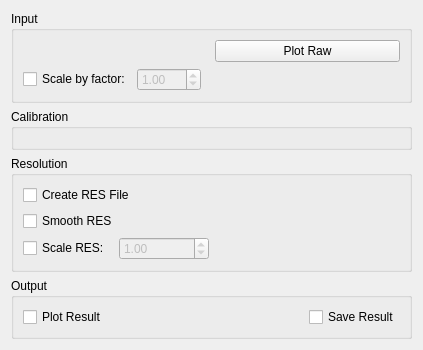
Above: Code/Mantid/MantidQt/CustomInterfaces/inc/MantidQtCustomInterfaces/Indirect/ISISCalibration.ui from mantidproject/mantid before the change. Below: the same form after it.
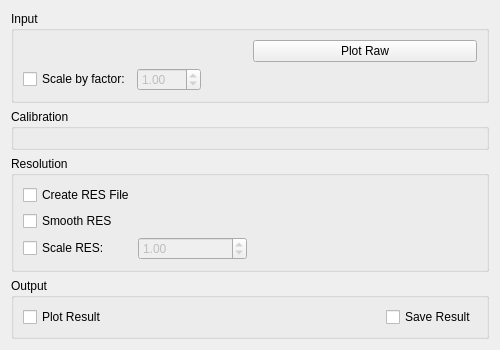
That is the form after the change. Custom widgets are drawn as their Qt base class.

Commit message:
Fix some UI issues with documentation
Having the tabs less than 500px wide would be useless most of the time
anyway.

Refs #11158

Patch:
```diff
--- a/Code/Mantid/MantidQt/CustomInterfaces/inc/MantidQtCustomInterfaces/Indirect/ISISCalibration.ui
+++ b/Code/Mantid/MantidQt/CustomInterfaces/inc/MantidQtCustomInterfaces/Indirect/ISISCalibration.ui
@@ -6,10 +6,16 @@
    <rect>
     <x>0</x>
     <y>0</y>
-    <width>423</width>
+    <width>500</width>
     <height>339</height>
    </rect>
   </property>
+  <property name="minimumSize">
+   <size>
+    <width>500</width>
+    <height>0</height>
+   </size>
+  </property>
   <property name="windowTitle">
    <string>Form</string>
   </property>
@@ -173,7 +179,7 @@
              <double>999.990000000000009</double>
             </property>
             <property name="value">
-             <double>1.0</double>
+             <double>1.000000000000000</double>
             </property>
            </widget>
           </item>
@@ -237,17 +243,17 @@
   </layout>
  </widget>
  <customwidgets>
-  <customwidget>
-   <class>MantidQt::MantidWidgets::MWRunFiles</class>
-   <extends>QWidget</extends>
-   <header>MantidQtMantidWidgets/MWRunFiles.h</header>
-  </customwidget>
   <customwidget>
    <class>MantidQt::MantidWidgets::PreviewPlot</class>
    <extends>QWidget</extends>
    <header>MantidQtMantidWidgets/PreviewPlot.h</header>
    <container>1</container>
   </customwidget>
+  <customwidget>
+   <class>MantidQt::MantidWidgets::MWRunFiles</class>
+   <extends>QWidget</extends>
+   <header>MantidQtMantidWidgets/MWRunFiles.h</header>
+  </customwidget>
  </customwidgets>
  <resources/>
  <connections>
```
Left out of the diff: 2 changed lines with no effect on the pictures. The commit also changes 6 other files.
